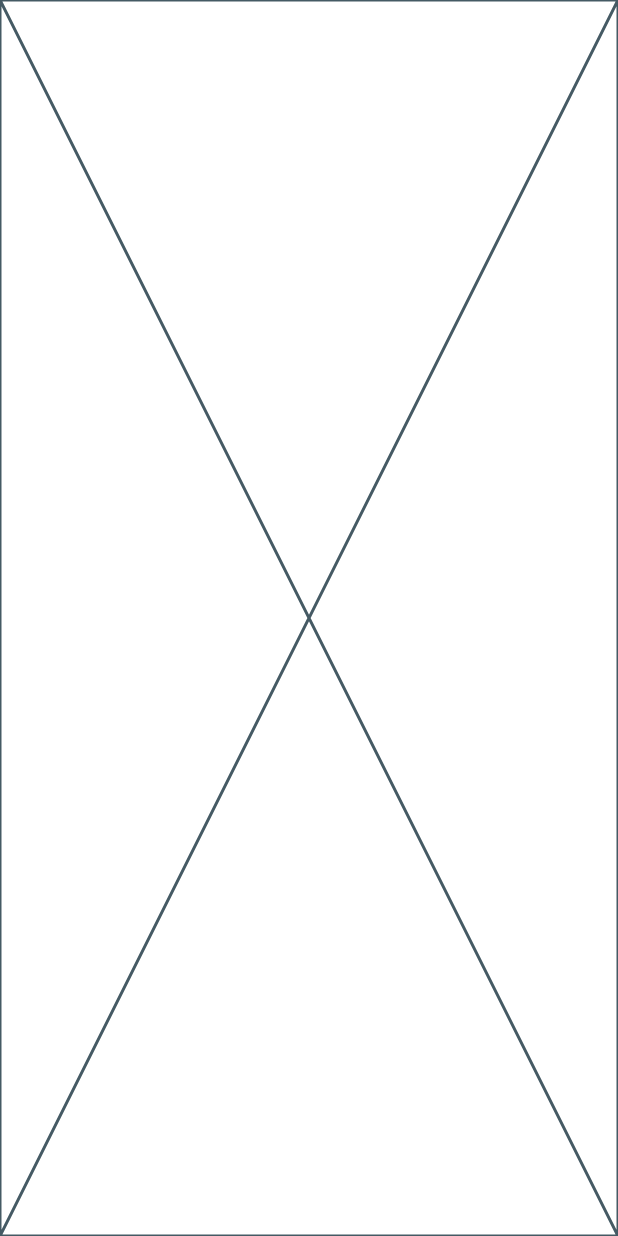
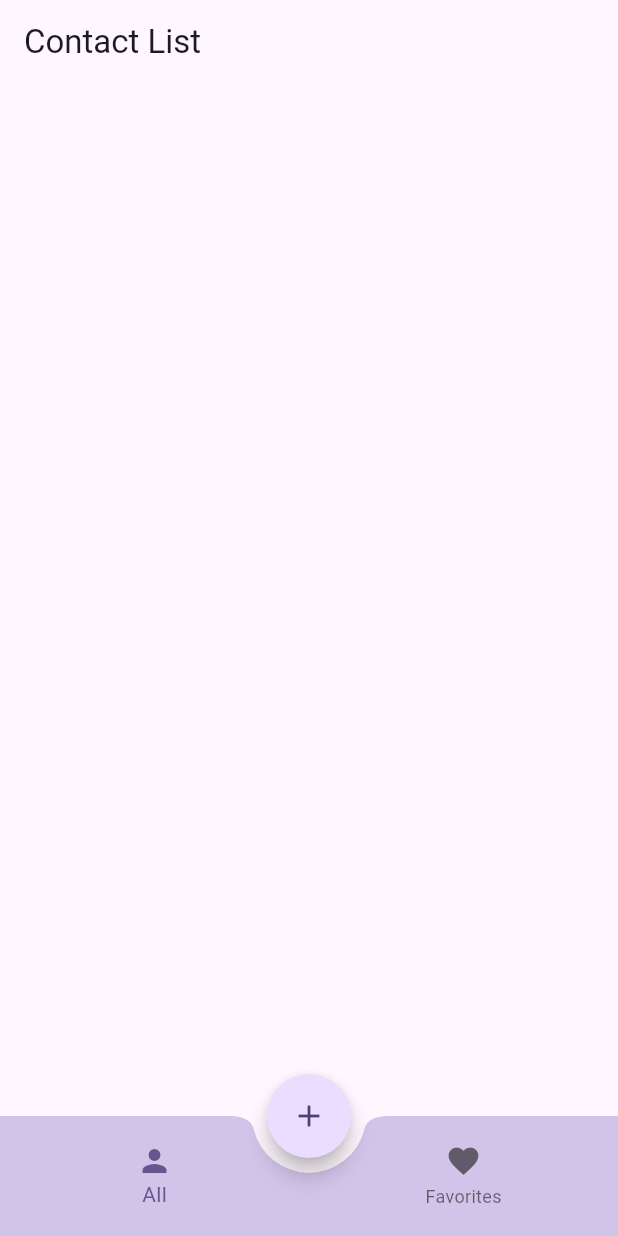
Before and after one commit to Worood11/vcard_project, a Flutter app: the screen it shows after launch, on a phone screen of 412 x 824 dp. Run offline on Flutter 3.47's test engine with Material 3 defaults, Android fonts, the phone set to English and light mode, and no system bars; our stand-ins replace go_router.

Commit message:
create pages

```diff
--- a/lib/main.dart
+++ b/lib/main.dart
@@ -1,21 +1,43 @@
 import 'package:flutter/material.dart';
+import 'package:go_router/go_router.dart';
+import 'package:vcard_project/pages/home_page.dart';
+import 'package:vcard_project/pages/scan_page.dart';
 
 void main() {
-  runApp(const MyApp());
+  runApp(MyApp());
 }
 
 class MyApp extends StatelessWidget {
-  const MyApp({super.key});
+  MyApp({super.key});
 
   @override
   Widget build(BuildContext context) {
-    return MaterialApp(
+    return MaterialApp.router(
+      debugShowCheckedModeBanner: false,
       title: 'Flutter Demo',
+      routerConfig: _router,
       theme: ThemeData(
         colorScheme: ColorScheme.fromSeed(seedColor: Colors.deepPurple),
         useMaterial3: true,
       ),
-      home: const Placeholder(),
     );
   }
+
+  final _router = GoRouter(
+    debugLogDiagnostics: true,
+    routes: [
+      GoRoute(
+        name: HomePage.routeName,
+        path: HomePage.routeName,
+        builder: (context, state) => const HomePage(),
+        routes: [
+          GoRoute(
+            name: ScanPage.routeName,
+            path: ScanPage.routeName,
+            builder: (context, state) => const ScanPage(),
+          ),
+        ],
+      ),
+    ],
+  );
 }
--- /dev/null
+++ b/lib/pages/home_page.dart
@@ -0,0 +1,57 @@
+import 'package:flutter/material.dart';
+import 'package:go_router/go_router.dart';
+import 'package:vcard_project/main.dart';
+import 'package:vcard_project/pages/scan_page.dart';
+
+class HomePage extends StatefulWidget {
+  static const String routeName = '/';
+  const HomePage({super.key});
+
+  @override
+  State<HomePage> createState() => _HomePageState();
+}
+
+class _HomePageState extends State<HomePage> {
+  int selectedIndex = 0;
+  @override
+  Widget build(BuildContext context) {
+    return Scaffold(
+      appBar: AppBar(
+        title: const Text('Contact List'),
+      ),
+      floatingActionButtonLocation: FloatingActionButtonLocation.centerDocked,
+      floatingActionButton: FloatingActionButton(
+        onPressed: () {
+          context.goNamed(ScanPage.routeName);
+        },
+        shape: const CircleBorder(),
+        child: const Icon(Icons.add),
+      ),
+      bottomNavigationBar: BottomAppBar(
+        padding: EdgeInsets.zero,
+        shape: const CircularNotchedRectangle(),
+        notchMargin: 10,
+        clipBehavior: Clip.antiAlias,
+        child: BottomNavigationBar(
+          backgroundColor: Colors.deepPurple[100],
+          onTap: (index) {
+            setState(() {
+              selectedIndex = index;
+            });
+          },
+          currentIndex: selectedIndex,
+          items: const [
+            BottomNavigationBarItem(
+              icon: const Icon(Icons.person),
+              label: 'All',
+            ),
+            BottomNavigationBarItem(
+              icon: const Icon(Icons.favorite),
+              label: 'Favorites',
+            ),
+          ],
+        ),
+      ),
+    );
+  }
+}
```
Also changed, not shown: lib/pages/scan_page.dart (added, +39 -0 lines), pubspec.yaml (+8 -8 lines), pubspec.lock, 4 other files.
